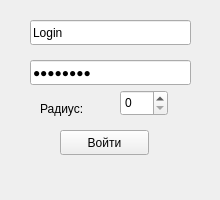
Old version of the form logscreen.ui in the repository ThirdOfPM/shake-it.
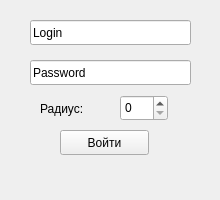
New version of the form.

```diff
--- a/logscreen.ui
+++ b/logscreen.ui
@@ -51,14 +51,14 @@
     <string>Password</string>
    </property>
    <property name="echoMode">
-    <enum>QLineEdit::Password</enum>
+    <enum>QLineEdit::Normal</enum>
    </property>
   </widget>
   <widget class="QSpinBox" name="spinBox">
    <property name="geometry">
     <rect>
      <x>120</x>
-     <y>90</y>
+     <y>95</y>
      <width>48</width>
      <height>26</height>
     </rect>
```
Left out of the diff: 2 changed lines with no effect on the pictures.
